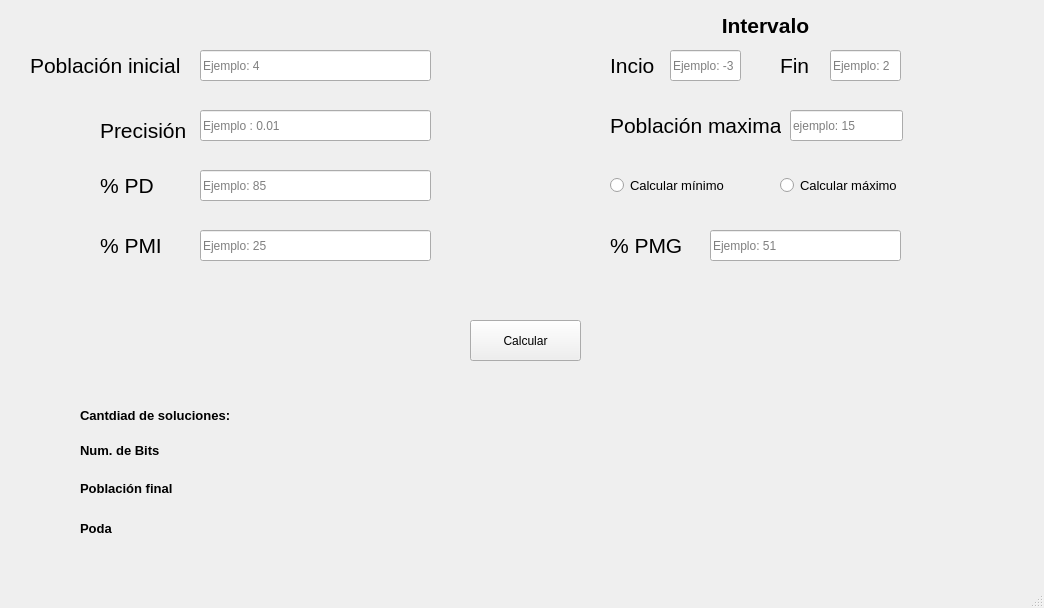
This is Vista/vista.ui in KevinOmar07/Algoritmo_Genetico as Qt 5 draws it before an edit. The edited form follows.
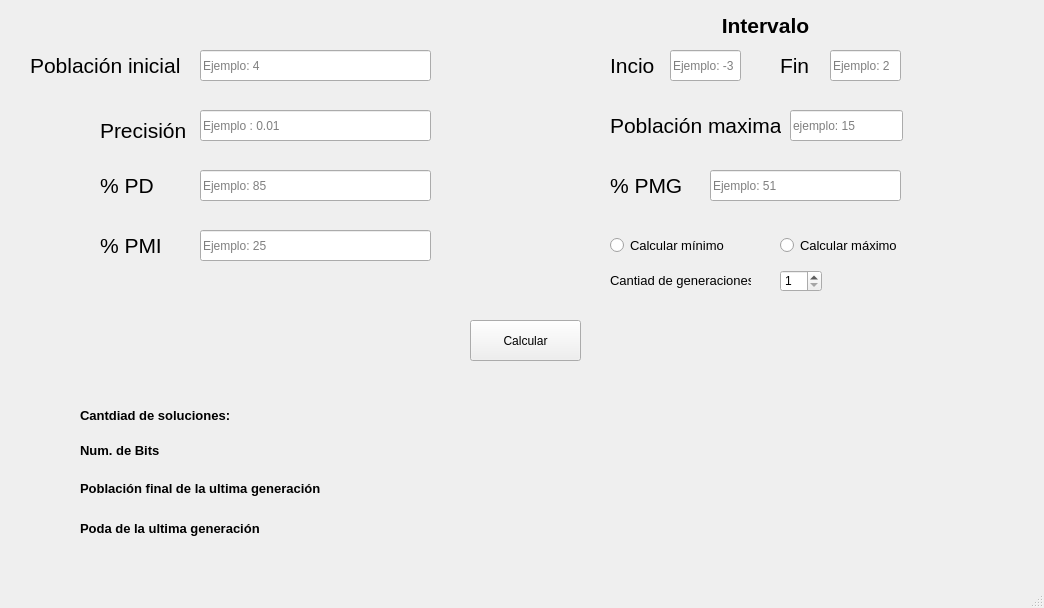
This is the edited form.

Diff of the .ui file:
```diff
--- a/Vista/vista.ui
+++ b/Vista/vista.ui
@@ -214,8 +214,8 @@
    <widget class="QLabel" name="soluciones">
     <property name="geometry">
      <rect>
-      <x>250</x>
-      <y>410</y>
+      <x>360</x>
+      <y>400</y>
       <width>101</width>
       <height>21</height>
      </rect>
@@ -236,9 +236,9 @@
    <widget class="QLabel" name="numBits">
     <property name="geometry">
      <rect>
-      <x>250</x>
-      <y>440</y>
-      <width>91</width>
+      <x>360</x>
+      <y>430</y>
+      <width>101</width>
       <height>21</height>
      </rect>
     </property>
@@ -323,7 +323,7 @@
     <property name="geometry">
      <rect>
       <x>610</x>
-      <y>170</y>
+      <y>230</y>
       <width>121</width>
       <height>31</height>
      </rect>
@@ -342,7 +342,7 @@
     <property name="geometry">
      <rect>
       <x>780</x>
-      <y>170</y>
+      <y>230</y>
       <width>121</width>
       <height>31</height>
      </rect>
@@ -399,7 +399,7 @@
     <property name="geometry">
      <rect>
       <x>610</x>
-      <y>230</y>
+      <y>170</y>
       <width>91</width>
       <height>31</height>
      </rect>
@@ -418,7 +418,7 @@
     <property name="geometry">
      <rect>
       <x>710</x>
-      <y>230</y>
+      <y>170</y>
       <width>191</width>
       <height>31</height>
      </rect>
@@ -458,7 +458,7 @@
      <rect>
       <x>80</x>
       <y>480</y>
-      <width>101</width>
+      <width>261</width>
       <height>16</height>
      </rect>
     </property>
@@ -471,15 +471,15 @@
      </font>
     </property>
     <property name="text">
-     <string>Población final</string>
+     <string>Población final de la ultima generación</string>
     </property>
    </widget>
    <widget class="QLabel" name="po_final">
     <property name="geometry">
      <rect>
-      <x>250</x>
-      <y>480</y>
-      <width>91</width>
+      <x>360</x>
+      <y>470</y>
+      <width>101</width>
       <height>21</height>
      </rect>
     </property>
@@ -499,9 +499,9 @@
    <widget class="QLabel" name="txt_poda">
     <property name="geometry">
      <rect>
-      <x>250</x>
-      <y>520</y>
-      <width>91</width>
+      <x>360</x>
+      <y>510</y>
+      <width>101</width>
       <height>21</height>
      </rect>
     </property>
@@ -523,7 +523,7 @@
      <rect>
       <x>80</x>
       <y>520</y>
-      <width>101</width>
+      <width>251</width>
       <height>16</height>
      </rect>
     </property>
@@ -536,7 +536,74 @@
      </font>
     </property>
     <property name="text">
-     <string>Poda</string>
+     <string>Poda de la ultima generación</string>
+    </property>
+   </widget>
+   <widget class="QSpinBox" name="generaciones">
+    <property name="geometry">
+     <rect>
+      <x>780</x>
+      <y>270</y>
+      <width>42</width>
+      <height>22</height>
+     </rect>
+    </property>
+    <property name="minimum">
+     <number>1</number>
+    </property>
+    <property name="maximum">
+     <number>100</number>
+    </property>
+    <property name="value">
+     <number>1</number>
+    </property>
+   </widget>
+   <widget class="QLabel" name="label_14">
+    <property name="geometry">
+     <rect>
+      <x>610</x>
+      <y>270</y>
+      <width>141</width>
+      <height>21</height>
+     </rect>
+    </property>
+    <property name="font">
+     <font>
+      <family>Arial</family>
+      <pointsize>10</pointsize>
+     </font>
+    </property>
+    <property name="text">
+     <string>Cantiad de generaciones</string>
+    </property>
+   </widget>
+   <widget class="QLabel" name="msj_error">
+    <property name="geometry">
+     <rect>
+      <x>530</x>
+      <y>400</y>
+      <width>501</width>
+      <height>91</height>
+     </rect>
+    </property>
+    <property name="font">
+     <font>
+      <family>Arial</family>
+      <pointsize>10</pointsize>
+      <weight>75</weight>
+      <bold>true</bold>
+     </font>
+    </property>
+    <property name="styleSheet">
+     <string notr="true">QLabel{
+color: rgb(255, 0, 0)
+}</string>
+    </property>
+    <property name="text">
+     <string/>
+    </property>
+    <property name="alignment">
+     <set>Qt::AlignCenter</set>
     </property>
    </widget>
   </widget>
```
